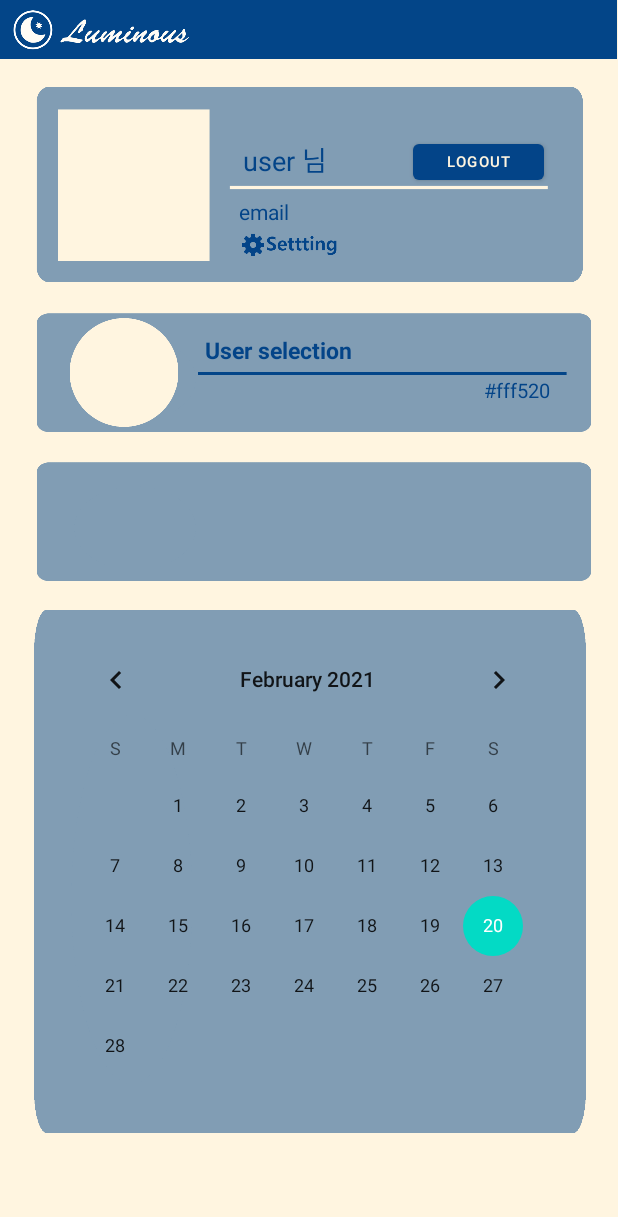
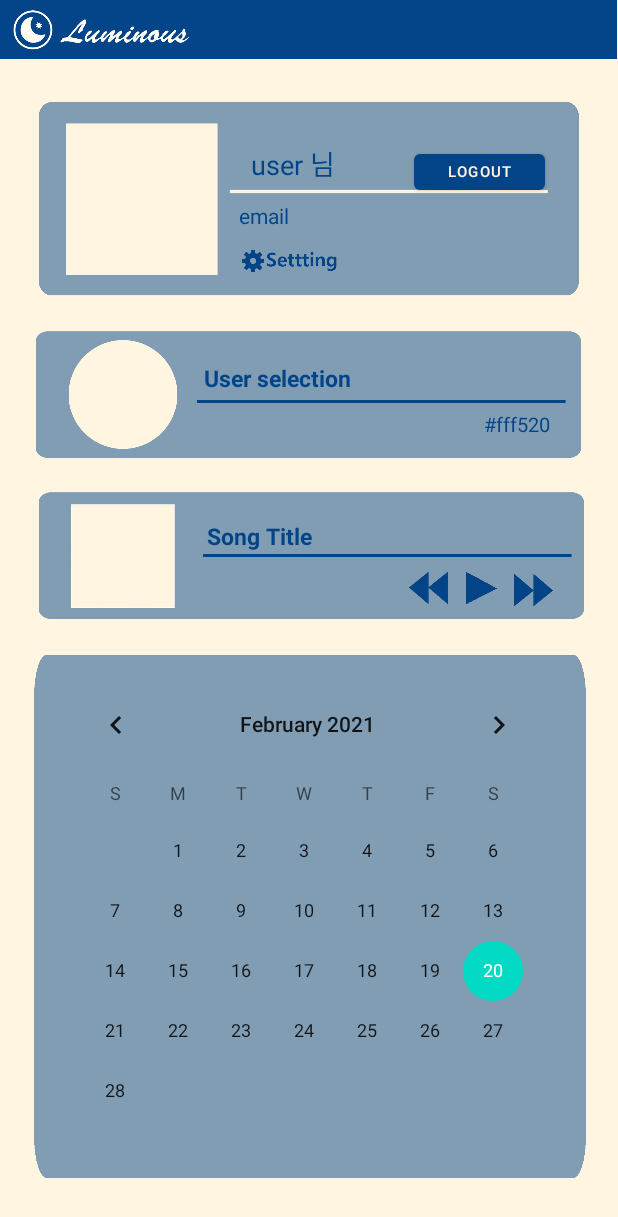
Before and after one commit to Yuri-CHOE/luminous, an Android app: the layout activity_my_page.xml on its own in the app's theme, with its tools: preview values and no code run, on a phone screen of 412 x 824 dp. Shown: the top 1217 px of the screen. Run offline under Robolectric (Android 15) with nearby library versions, the light colour scheme and no system bars.

Commit message:
뮤직플레이어 추가 -현재 기능은 입력되어있지 않음

```diff
--- a/app/src/main/res/layout/activity_my_page.xml
+++ b/app/src/main/res/layout/activity_my_page.xml
@@ -32,8 +32,8 @@
 
             <ImageView
                 android:id="@+id/iv_MenuBG_1"
-                android:layout_width="379dp"
-                android:layout_height="135dp"
+                android:layout_width="368dp"
+                android:layout_height="154dp"
                 android:layout_marginTop="16dp"
                 app:layout_constraintEnd_toEndOf="parent"
                 app:layout_constraintStart_toStartOf="parent"
@@ -123,40 +123,15 @@
                 tools:ignore="MissingConstraints" />
 
             <ImageView
-                android:id="@+id/iv_calendar_BG"
-                android:layout_width="397dp"
-                android:layout_height="351dp"
-                android:layout_marginStart="8dp"
-                android:layout_marginLeft="8dp"
-                android:layout_marginTop="16dp"
-                app:layout_constraintEnd_toEndOf="parent"
-                app:layout_constraintHorizontal_bias="0.0"
-                app:layout_constraintStart_toStartOf="parent"
-                app:layout_constraintTop_toBottomOf="@+id/imv_music"
-                app:srcCompat="@drawable/calendarbg" />
-
-            <CalendarView
-                android:id="@+id/calendarView"
-                android:layout_width="338dp"
-                android:layout_height="337dp"
-                android:background="@color/Transparency"
-                app:layout_constraintBottom_toBottomOf="@+id/iv_calendar_BG"
-                app:layout_constraintEnd_toEndOf="@+id/iv_calendar_BG"
-                app:layout_constraintHorizontal_bias="0.474"
-                app:layout_constraintStart_toStartOf="@+id/iv_calendar_BG"
-                app:layout_constraintTop_toTopOf="@+id/iv_calendar_BG"
-                app:layout_constraintVertical_bias="1.0" />
-
-            <ImageView
                 android:id="@+id/imv_lamp"
-                android:layout_width="377dp"
-                android:layout_height="83dp"
+                android:layout_width="371dp"
+                android:layout_height="107dp"
                 android:layout_marginStart="20dp"
                 android:layout_marginLeft="20dp"
-                android:layout_marginTop="16dp"
                 android:layout_marginEnd="14dp"
                 android:layout_marginRight="14dp"
                 app:layout_constraintEnd_toEndOf="parent"
+                app:layout_constraintHorizontal_bias="0.0"
                 app:layout_constraintStart_toStartOf="parent"
                 app:layout_constraintTop_toBottomOf="@+id/iv_MenuBG_1"
                 app:srcCompat="@drawable/currentcolorbg"
@@ -179,7 +154,7 @@
                 android:layout_height="wrap_content"
                 android:layout_marginStart="16dp"
                 android:layout_marginLeft="16dp"
-                android:layout_marginTop="16dp"
+                android:layout_marginTop="32dp"
                 android:text="User selection"
                 android:textColor="@color/BGcolor"
                 android:textSize="15dp"
@@ -214,20 +189,117 @@
 
             <ImageView
                 android:id="@+id/imv_music"
-                android:layout_width="377dp"
-                android:layout_height="83dp"
-                android:layout_marginStart="20dp"
-                android:layout_marginLeft="20dp"
-                android:layout_marginTop="16dp"
-                android:layout_marginEnd="14dp"
-                android:layout_marginRight="14dp"
+                android:layout_width="371dp"
+                android:layout_height="107dp"
+                android:layout_marginStart="22dp"
+                android:layout_marginLeft="22dp"
+                android:layout_marginEnd="18dp"
+                android:layout_marginRight="18dp"
                 app:layout_constraintEnd_toEndOf="parent"
+                app:layout_constraintHorizontal_bias="0.0"
                 app:layout_constraintStart_toStartOf="parent"
                 app:layout_constraintTop_toBottomOf="@+id/imv_lamp"
                 app:srcCompat="@drawable/currentcolorbg"
                 tools:ignore="MissingConstraints" />
 
+            <ImageView
+                android:id="@+id/iv_calendar_BG"
+                android:layout_width="397dp"
+                android:layout_height="351dp"
+                android:layout_marginStart="8dp"
+                android:layout_marginLeft="8dp"
+                android:layout_marginTop="11dp"
+                app:layout_constraintEnd_toEndOf="parent"
+                app:layout_constraintHorizontal_bias="0.0"
+                app:layout_constraintStart_toStartOf="parent"
+                app:layout_constraintTop_toBottomOf="@+id/imv_music"
+                app:srcCompat="@drawable/calendarbg" />
 
+            <TextView
+                android:id="@+id/tv_current_music"
+                android:layout_width="wrap_content"
+                android:layout_height="wrap_content"
+                android:layout_marginStart="16dp"
+                android:layout_marginLeft="16dp"
+                android:layout_marginTop="32dp"
+                android:text="Song Title"
+                android:textColor="@color/BGcolor"
+                android:textSize="15dp"
+                android:textStyle="bold"
+                app:layout_constraintBottom_toTopOf="@+id/imv_musicbar"
+                app:layout_constraintStart_toEndOf="@+id/imageView2"
+                app:layout_constraintTop_toBottomOf="@+id/imv_lamp" />
+
+            <ImageView
+                android:id="@+id/imv_musicbar"
+                android:layout_width="253dp"
+                android:layout_height="10dp"
+                app:layout_constraintBottom_toBottomOf="@+id/imv_music"
+                app:layout_constraintEnd_toEndOf="@+id/imv_music"
+                app:layout_constraintStart_toEndOf="@+id/imageView2"
+                app:layout_constraintTop_toBottomOf="@+id/imv_lamp"
+                app:srcCompat="@drawable/barcurrentcolor" />
+
+            <Button
+                android:id="@+id/btn_play"
+                android:layout_width="27dp"
+                android:layout_height="28dp"
+                android:layout_marginBottom="16dp"
+                android:background="@drawable/playmusic"
+                app:backgroundTint="@color/BGcolor"
+                app:layout_constraintBottom_toBottomOf="@+id/imv_music"
+                app:layout_constraintEnd_toStartOf="@+id/btn_fromnowon"
+                app:layout_constraintStart_toEndOf="@+id/btn_back"
+                app:layout_constraintTop_toBottomOf="@+id/imv_musicbar" />
+
+            <Button
+                android:id="@+id/btn_fromnowon"
+                android:layout_width="27dp"
+                android:layout_height="28dp"
+                android:layout_marginEnd="24dp"
+                android:layout_marginRight="24dp"
+                android:layout_marginBottom="16dp"
+                android:background="@drawable/fromnowon"
+                app:backgroundTint="@color/BGcolor"
+                app:layout_constraintBottom_toBottomOf="@+id/imv_music"
+                app:layout_constraintEnd_toEndOf="@+id/imv_music"
+                app:layout_constraintTop_toTopOf="@+id/btn_back" />
+
+            <Button
+                android:id="@+id/btn_back"
+                android:layout_width="27dp"
+                android:layout_height="28dp"
+                android:layout_marginStart="150dp"
+                android:layout_marginLeft="150dp"
+                android:layout_marginBottom="16dp"
+                android:background="@drawable/backwardmusic"
+                app:backgroundTint="@color/BGcolor"
+                app:layout_constraintBottom_toBottomOf="@+id/imv_music"
+                app:layout_constraintStart_toEndOf="@+id/imageView2"
+                app:layout_constraintTop_toBottomOf="@+id/imv_musicbar" />
+
+            <CalendarView
+                android:id="@+id/calendarView"
+                android:layout_width="338dp"
+                android:layout_height="337dp"
+                android:background="@color/Transparency"
+                app:layout_constraintBottom_toBottomOf="@+id/iv_calendar_BG"
+                app:layout_constraintEnd_toEndOf="@+id/iv_calendar_BG"
+                app:layout_constraintHorizontal_bias="0.474"
+                app:layout_constraintStart_toStartOf="@+id/iv_calendar_BG"
+                app:layout_constraintTop_toTopOf="@+id/iv_calendar_BG"
+                app:layout_constraintVertical_bias="1.0" />
+
+            <ImageView
+                android:id="@+id/imageView2"
+                android:layout_width="80dp"
+                android:layout_height="73dp"
+                android:layout_marginStart="20dp"
+                android:layout_marginLeft="20dp"
+                app:layout_constraintBottom_toBottomOf="@+id/imv_music"
+                app:layout_constraintStart_toStartOf="@+id/imv_music"
+                app:layout_constraintTop_toBottomOf="@+id/imv_lamp"
+                app:srcCompat="@drawable/musicimg" />
 
         </androidx.constraintlayout.widget.ConstraintLayout>
 
```
Also changed, not shown: app/src/main/res/drawable-v24/backwardmusic.png (added), app/src/main/res/drawable-v24/currentcolorbg.png, app/src/main/res/drawable-v24/fromnowon.png (added), app/src/main/res/drawable-v24/menubg.png, app/src/main/res/drawable-v24/musicimg.png (added), app/src/main/res/drawable-v24/playmusic.png (added).
